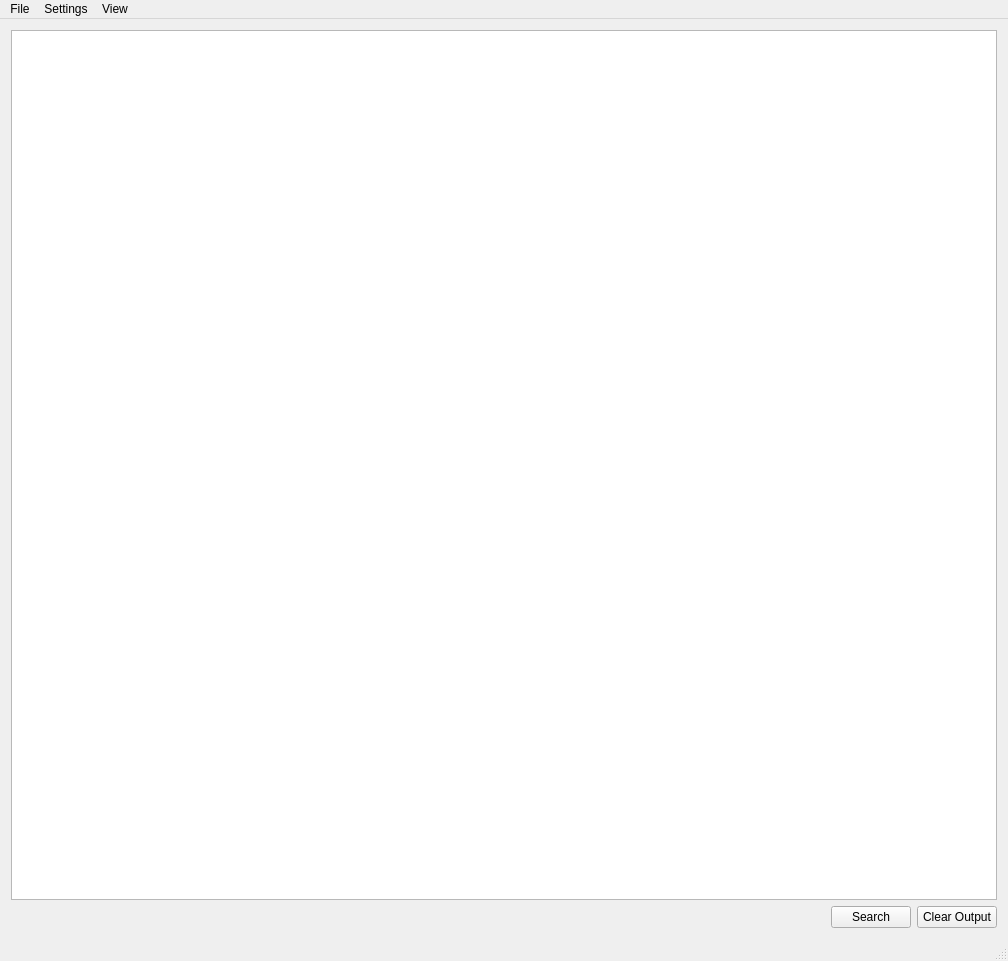
Above: gui/mainwindow.ui from ScanMountGoat/Smash-Material-XML before the change. Below: the same form after it.
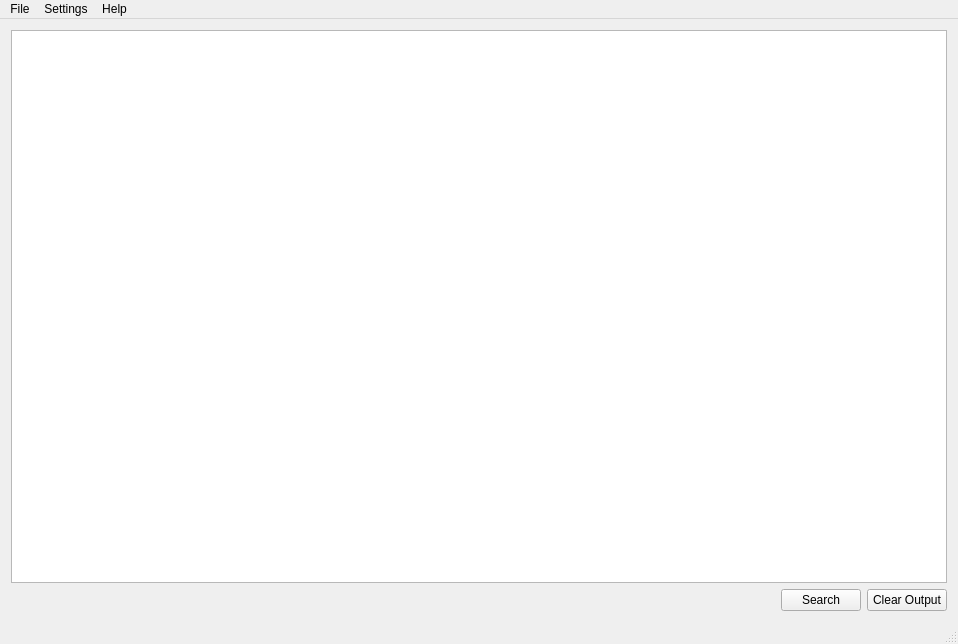
That is the form after the change.

Diff of the .ui file:
```diff
--- a/gui/mainwindow.ui
+++ b/gui/mainwindow.ui
@@ -6,8 +6,8 @@
    <rect>
     <x>0</x>
     <y>0</y>
-    <width>1008</width>
-    <height>961</height>
+    <width>958</width>
+    <height>644</height>
    </rect>
   </property>
   <property name="windowTitle">
@@ -66,7 +66,7 @@
     <rect>
      <x>0</x>
      <y>0</y>
-     <width>1008</width>
+     <width>958</width>
      <height>21</height>
     </rect>
    </property>
@@ -80,7 +80,7 @@
    </widget>
    <widget class="QMenu" name="menuAbout">
     <property name="title">
-     <string>View</string>
+     <string>Help</string>
     </property>
     <addaction name="actionAbout"/>
    </widget>
```
